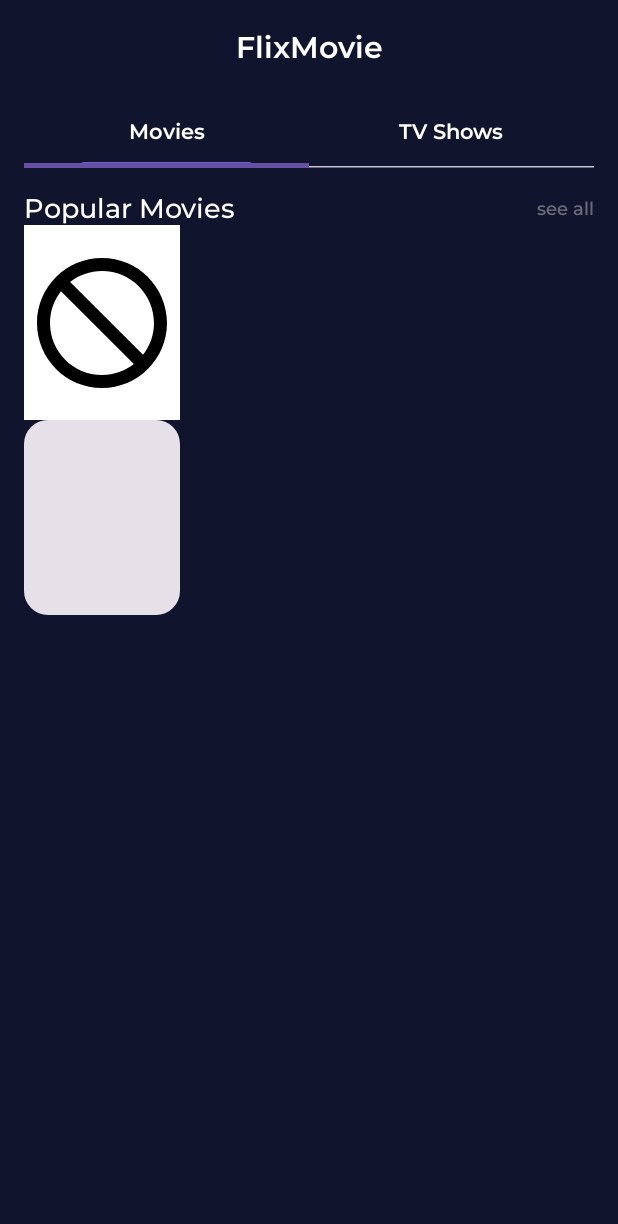
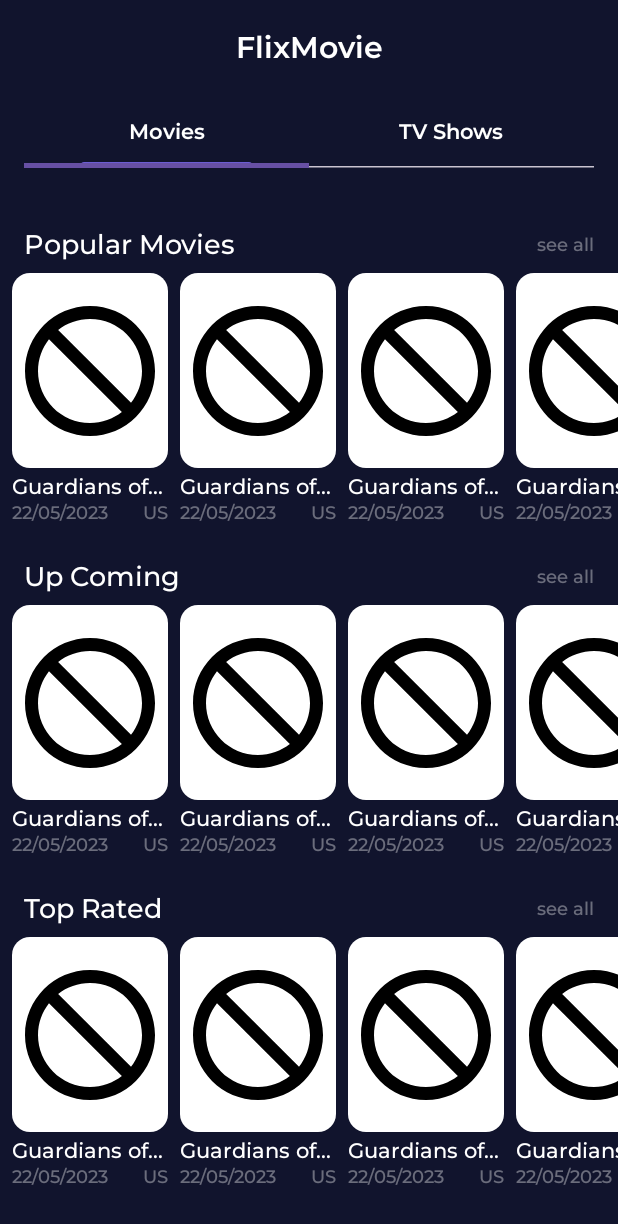
Before and after one commit to RedVelvet-Team/IMovie, an Android app built with Jetpack Compose: the @Preview function PreviewHomeScreenVertical, on a phone screen of 412 x 824 dp. Shown: the top 1224 px of the screen. Run offline under Robolectric (Android 15) with nearby library versions, the phone set to English and light mode, and no system bars.

Commit message:
implement home screen task ui design

```diff
--- /dev/null
+++ b/ui/src/main/java/com/redvelvet/ui/composable/CustomTabLayout.kt
@@ -0,0 +1,67 @@
+package com.redvelvet.ui.composable
+
+import androidx.compose.foundation.background
+import androidx.compose.foundation.layout.Box
+import androidx.compose.foundation.layout.Column
+import androidx.compose.foundation.layout.fillMaxWidth
+import androidx.compose.foundation.layout.height
+import androidx.compose.foundation.layout.padding
+import androidx.compose.foundation.shape.RoundedCornerShape
+import androidx.compose.material3.Tab
+import androidx.compose.material3.TabRow
+import androidx.compose.material3.Text
+import androidx.compose.runtime.Composable
+import androidx.compose.runtime.getValue
+import androidx.compose.runtime.mutableStateOf
+import androidx.compose.runtime.remember
+import androidx.compose.runtime.setValue
+import androidx.compose.ui.Alignment
+import androidx.compose.ui.Modifier
+import androidx.compose.ui.graphics.Color
+import androidx.compose.ui.text.style.TextOverflow
+import androidx.compose.ui.unit.dp
+import com.redvelvet.ui.theme.Primary
+import com.redvelvet.ui.theme.Purple100
+import com.redvelvet.ui.theme.Typography
+
+
+@Composable
+fun CustomTabLayout() {
+    var state by remember { mutableStateOf(0) }
+    val titles = listOf("Movies", "TV Shows")
+    Column(
+        modifier = Modifier.fillMaxWidth().padding(horizontal = 16.dp)
+    ) {
+        TabRow(
+            selectedTabIndex = state,
+            contentColor = Color.White,
+            containerColor = Primary,
+        ) {
+            titles.forEachIndexed { index, title ->
+                Box {
+                    Tab(
+                        selected = state == index,
+                        onClick = { state = index },
+                        text = {
+                            Text(
+                                text = title,
+                                maxLines = 1,
+                                overflow = TextOverflow.Ellipsis,
+                                color = Color.White,
+                                style = Typography.headlineSmall
+                            )
+                        })
+                    if (state == index) {
+                        Box(
+                            Modifier
+                                .fillMaxWidth(0.6f)
+                                .height(4.dp)
+                                .align(Alignment.BottomCenter)
+                                .background(Purple100, RoundedCornerShape(50))
+                        )
+                    }
+                }
+            }
+        }
+    }
+}
--- /dev/null
+++ b/ui/src/main/java/com/redvelvet/ui/composable/ItemBasicCard.kt
@@ -0,0 +1,82 @@
+package com.redvelvet.ui.composable
+
+import androidx.compose.foundation.Image
+import androidx.compose.foundation.layout.Arrangement
+import androidx.compose.foundation.layout.Column
+import androidx.compose.foundation.layout.Row
+import androidx.compose.foundation.layout.fillMaxSize
+import androidx.compose.foundation.layout.fillMaxWidth
+import androidx.compose.foundation.layout.height
+import androidx.compose.foundation.layout.width
+import androidx.compose.material3.Card
+import androidx.compose.material3.CardDefaults
+import androidx.compose.material3.Text
+import androidx.compose.runtime.Composable
+import androidx.compose.ui.Modifier
+import androidx.compose.ui.graphics.Color
+import androidx.compose.ui.res.painterResource
+import androidx.compose.ui.res.stringResource
+import androidx.compose.ui.text.style.TextOverflow
+import androidx.compose.ui.unit.dp
+import com.redvelvet.ui.R
+import com.redvelvet.ui.theme.FontAccent
+import com.redvelvet.ui.theme.Typography
+
+
+@Composable
+fun ItemBasicCard(
+    image: Int,
+    hasName: Boolean = false,
+    name: String = "",
+    hasDateAndCountry: Boolean = false,
+    date: String = "",
+    country: String = ""
+) {
+    Column(
+        modifier = Modifier.width(104.dp)
+    ) {
+        Card(
+            modifier = Modifier
+                .width(104.dp)
+                .height(130.dp),
+            colors = CardDefaults.cardColors(containerColor = Color.White)
+        ) {
+            Image(
+                painter = painterResource(id = image),
+                contentDescription = stringResource(R.string.poster),
+                modifier = Modifier.fillMaxSize()
+            )
+        }
+        VerticalSpacer(space = 4)
+        if (hasName) {
+            Text(
+                text = name,
+                maxLines = 1,
+                overflow = TextOverflow.Ellipsis,
+                color = Color.White,
+                style = Typography.labelMedium
+            )
+        }
+        VerticalSpacer(space = 2)
+        if (hasDateAndCountry) {
+            Row(
+                modifier = Modifier.fillMaxWidth(), horizontalArrangement = Arrangement.SpaceBetween
+            ) {
+                Text(
+                    text = date,
+                    maxLines = 1,
+                    overflow = TextOverflow.Ellipsis,
+                    color = FontAccent,
+                    style = Typography.labelSmall
+                )
+                Text(
+                    text = country,
+                    maxLines = 1,
+                    overflow = TextOverflow.Ellipsis,
+                    color = FontAccent,
+                    style = Typography.labelSmall
+                )
+            }
+        }
+    }
+}
--- /dev/null
+++ b/ui/src/main/java/com/redvelvet/ui/composable/ItemsSection.kt
@@ -0,0 +1,35 @@
+package com.redvelvet.ui.composable
+
+import androidx.compose.foundation.layout.Arrangement
+import androidx.compose.foundation.layout.PaddingValues
+import androidx.compose.foundation.lazy.LazyRow
+import androidx.compose.runtime.Composable
+import androidx.compose.ui.unit.dp
+
+@Composable
+fun ItemsSection(
+    label: String,
+    image: Int,
+    hasName: Boolean = false,
+    name: String = "",
+    hasDateAndCountry: Boolean = false,
+    date: String = "",
+    country: String = ""
+) {
+    SectionHeader(label)
+    VerticalSpacer(space = 8)
+    LazyRow(horizontalArrangement = Arrangement.spacedBy(8.dp),
+        contentPadding = PaddingValues(horizontal = 8.dp)
+    ) {
+        items(10) {
+            ItemBasicCard(
+                image = image,
+                hasName = hasName,
+                name = name,
+                hasDateAndCountry = hasDateAndCountry,
+                date = date,
+                country = country
+            )
+        }
+    }
+}
--- a/ui/src/main/java/com/redvelvet/ui/composable/SectionHeader.kt
+++ b/ui/src/main/java/com/redvelvet/ui/composable/SectionHeader.kt
@@ -3,11 +3,13 @@ package com.redvelvet.ui.composable
 import androidx.compose.foundation.layout.Arrangement
 import androidx.compose.foundation.layout.Row
 import androidx.compose.foundation.layout.fillMaxWidth
+import androidx.compose.foundation.layout.padding
 import androidx.compose.material3.Text
 import androidx.compose.runtime.Composable
 import androidx.compose.ui.Alignment
 import androidx.compose.ui.Modifier
 import androidx.compose.ui.graphics.Color
+import androidx.compose.ui.unit.dp
 import com.redvelvet.ui.theme.FontAccent
 import com.redvelvet.ui.theme.Typography
 
@@ -15,7 +17,7 @@ import com.redvelvet.ui.theme.Typography
 fun SectionHeader(label:String,modifier: Modifier = Modifier) {
     Row(horizontalArrangement = Arrangement.SpaceBetween,
         verticalAlignment = Alignment.CenterVertically,
-        modifier = modifier.fillMaxWidth()) {
+        modifier = modifier.fillMaxWidth().padding(horizontal = 16.dp)) {
         Text(
             text = label,
             style = Typography.titleMedium,
--- a/ui/src/main/java/com/redvelvet/ui/main/MainActivity.kt
+++ b/ui/src/main/java/com/redvelvet/ui/main/MainActivity.kt
@@ -8,6 +8,7 @@ import androidx.compose.material3.MaterialTheme
 import androidx.compose.material3.Surface
 import androidx.compose.ui.Modifier
 import com.redvelvet.ui.MovieApp
+import com.redvelvet.ui.screen.home.HomeScreen
 import com.redvelvet.ui.theme.IMovieTheme
 import dagger.hilt.android.AndroidEntryPoint
 
@@ -21,7 +22,8 @@ class MainActivity : ComponentActivity() {
                     modifier = Modifier.fillMaxSize(),
                     color = MaterialTheme.colorScheme.background
                 ) {
-                    MovieApp()
+                    //MovieApp()
+                    HomeScreen()
                 }
             }
         }
--- a/ui/src/main/java/com/redvelvet/ui/screen/home/HomeScreen.kt
+++ b/ui/src/main/java/com/redvelvet/ui/screen/home/HomeScreen.kt
@@ -1,49 +1,25 @@
 package com.redvelvet.ui.screen.home
 
-import androidx.compose.foundation.Image
-import androidx.compose.foundation.background
-import androidx.compose.foundation.layout.Arrangement
-import androidx.compose.foundation.layout.Box
 import androidx.compose.foundation.layout.Column
 import androidx.compose.foundation.layout.PaddingValues
-import androidx.compose.foundation.layout.Row
 import androidx.compose.foundation.layout.fillMaxSize
 import androidx.compose.foundation.layout.fillMaxWidth
-import androidx.compose.foundation.layout.height
 import androidx.compose.foundation.layout.padding
-import androidx.compose.foundation.layout.width
-import androidx.compose.foundation.lazy.LazyRow
-import androidx.compose.foundation.shape.CornerSize
-import androidx.compose.foundation.shape.RoundedCornerShape
-import androidx.compose.material3.Card
+import androidx.compose.foundation.lazy.LazyColumn
 import androidx.compose.material3.ExperimentalMaterial3Api
 import androidx.compose.material3.Scaffold
-import androidx.compose.material3.Tab
-import androidx.compose.material3.TabRow
-import androidx.compose.material3.Text
 import androidx.compose.runtime.Composable
-import androidx.compose.runtime.getValue
-import androidx.compose.runtime.mutableStateOf
-import androidx.compose.runtime.remember
-import androidx.compose.runtime.setValue
-import androidx.compose.ui.Alignment
 import androidx.compose.ui.Modifier
-import androidx.compose.ui.graphics.Color
-import androidx.compose.ui.res.painterResource
-import androidx.compose.ui.res.stringResource
-import androidx.compose.ui.text.style.TextOverflow
 import androidx.compose.ui.tooling.preview.Preview
 import androidx.compose.ui.unit.dp
 import com.redvelvet.ui.R
+import com.redvelvet.ui.composable.CustomTabLayout
 import com.redvelvet.ui.composable.CustomTopAppBar
-import com.redvelvet.ui.composable.SectionHeader
+import com.redvelvet.ui.composable.ItemsSection
 import com.redvelvet.ui.composable.VerticalSpacer
-import com.redvelvet.ui.theme.FontAccent
 import com.redvelvet.ui.theme.Primary
-import com.redvelvet.ui.theme.Purple100
-import com.redvelvet.ui.theme.Typography
 
-/*@Preview(
+@Preview(
     showSystemUi = true,
     showBackground = true,
     device = "spec:orientation=landscape,width=360dp,height=800dp"
@@ -51,7 +27,7 @@ import com.redvelvet.ui.theme.Typography
 @Composable
 fun PreviewHomeScreenHorizontal(){
     HomeScreenContent(paddingValues = PaddingValues(16.dp))
-}*/
+}
 
 @Preview(
     showSystemUi = true,
@@ -59,20 +35,18 @@ fun PreviewHomeScreenHorizontal(){
     device = "spec:orientation=portrait,width=800dp,height=360dp"
 )
 @Composable
-fun PreviewHomeScreenVertical(){
+fun PreviewHomeScreenVertical() {
     HomeScreen()
 }
 
 
-@OptIn(ExperimentalMaterial3Api::class)
 @Composable
-fun HomeScreen(){
-    Scaffold(
-        modifier = Modifier.fillMaxSize(),
-        topBar = {
-            CustomTopAppBar("FlixMovie",hasBackArrow = false)
-        },
-        bottomBar = {},
+fun HomeScreen() {
+    Scaffold(modifier = Modifier.fillMaxSize(), topBar = {
+        CustomTopAppBar("FlixMovie", hasBackArrow = false)
+    }, bottomBar = {
+                   //TODO @Hassan Ayman
+    },
         containerColor = Primary
     ) { paddingValues ->
         HomeScreenContent(paddingValues)
@@ -81,79 +55,52 @@ fun HomeScreen(){
 
 @Composable
 fun HomeScreenContent(paddingValues: PaddingValues) {
-    Column(modifier = Modifier
-        .padding(top = 64.dp)
-        .padding(horizontal = 16.dp)) {
+    Column(
+        modifier = Modifier
+            .padding(top = 64.dp)
+            .fillMaxWidth()
+    ) {
         CustomTabLayout()
         VerticalSpacer(space = 16)
-        SectionHeader("Popular Movies")
-        ItemBasicCard()
-    }
-}
 
-@OptIn(ExperimentalMaterial3Api::class)
-@Composable
-fun ItemBasicCard() {
-    Column {
-        Image(
-            painter = painterResource(id = R.drawable.baseline_do_disturb_alt_24),
-            contentDescription = stringResource(R.string.poster),
-            modifier = Modifier
-                .width(104.dp)
-                .height(130.dp)
-                .background(Color.White)
-        )
-
-    }
-    Card(
-        onClick = { /*TODO*/ },
-        modifier = Modifier
-            .width(104.dp)
-            .height(130.dp),
-        shape = RoundedCornerShape(corner = CornerSize(16.dp))
-    ) {
+        LazyColumn{
+            item {
+                VerticalSpacer(space = 24)
+                ItemsSection(
+                    label = "Popular Movies",
+                    image = R.drawable.baseline_do_disturb_alt_24,
+                    hasName = true,
+                    name = "Guardians of the Galaxy vol. 3",
+                    hasDateAndCountry = true,
+                    date = "22/05/2023",
+                    country = "US"
+                )
+            }
+            item{
+                VerticalSpacer(space = 24)
+                ItemsSection(
+                    label = "Up Coming",
+                    image = R.drawable.baseline_do_disturb_alt_24,
+                    hasName = true,
+                    name = "Guardians of the Galaxy vol. 3",
+                    hasDateAndCountry = true,
+                    date = "22/05/2023",
+                    country = "US"
+                )
+            }
+            item{
+                VerticalSpacer(space = 24)
+                ItemsSection(
+                    label = "Top Rated",
+                    image = R.drawable.baseline_do_disturb_alt_24,
+                    hasName = true,
+                    name = "Guardians of the Galaxy vol. 3",
+                    hasDateAndCountry = true,
+                    date = "22/05/2023",
+                    country = "US"
+                )
+            }
+        }
 
     }
 }
-
-
-@Composable
-fun CustomTabLayout() {
-    var state by remember { mutableStateOf(0) }
-    val titles = listOf("Movies","TV Shows")
-    Column(modifier = Modifier
-        .fillMaxWidth()) {
-        TabRow(
-            selectedTabIndex = state,
-            contentColor = Color.White,
-            containerColor = Primary,
-        ) {
-            titles.forEachIndexed { index, title ->
-                Box {
-                    Tab(
-                        selected = state == index,
-                        onClick = { state = index },
-                        text = {
-                            Text(
-                                text = title,
-                                maxLines = 1,
-                                overflow = TextOverflow.Ellipsis,
-                                color = Color.White,
-                                style = Typography.headlineSmall
-                            )
-                        }
-                    )
-                    if (state == index) {
-                        Box(
-                            Modifier
-                                .fillMaxWidth(0.6f)
-                                .height(4.dp)
-                                .align(androidx.compose.ui.Alignment.BottomCenter)
-                                .background(Purple100, RoundedCornerShape(50))
-                        )
-                    }
-                }
-            }
-        }
-    }
-}
```
